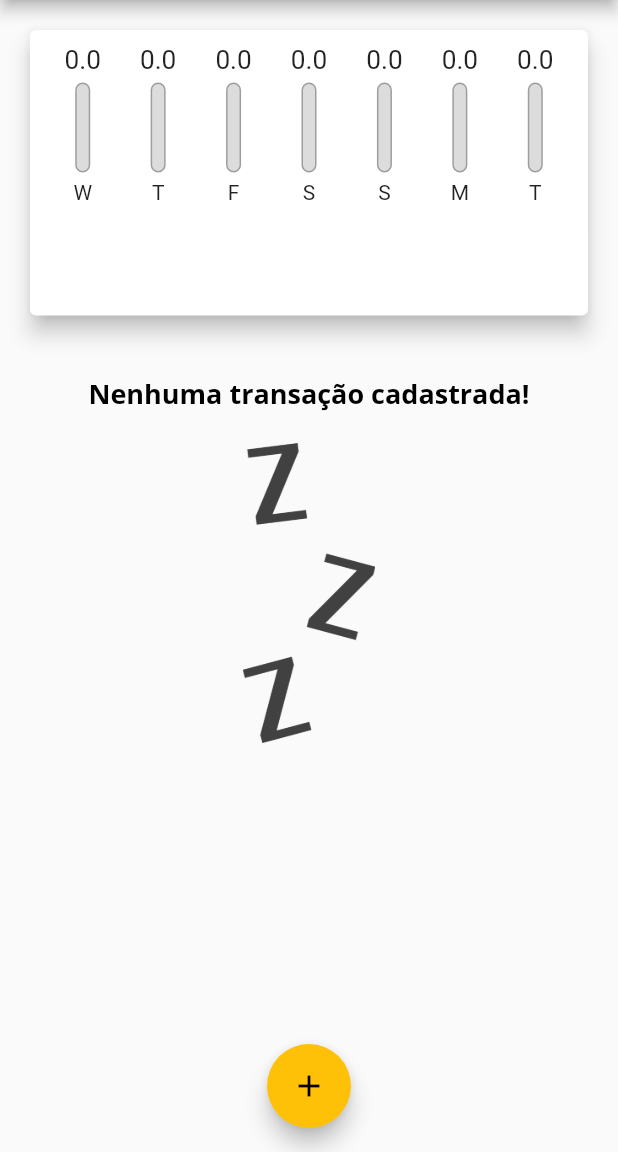
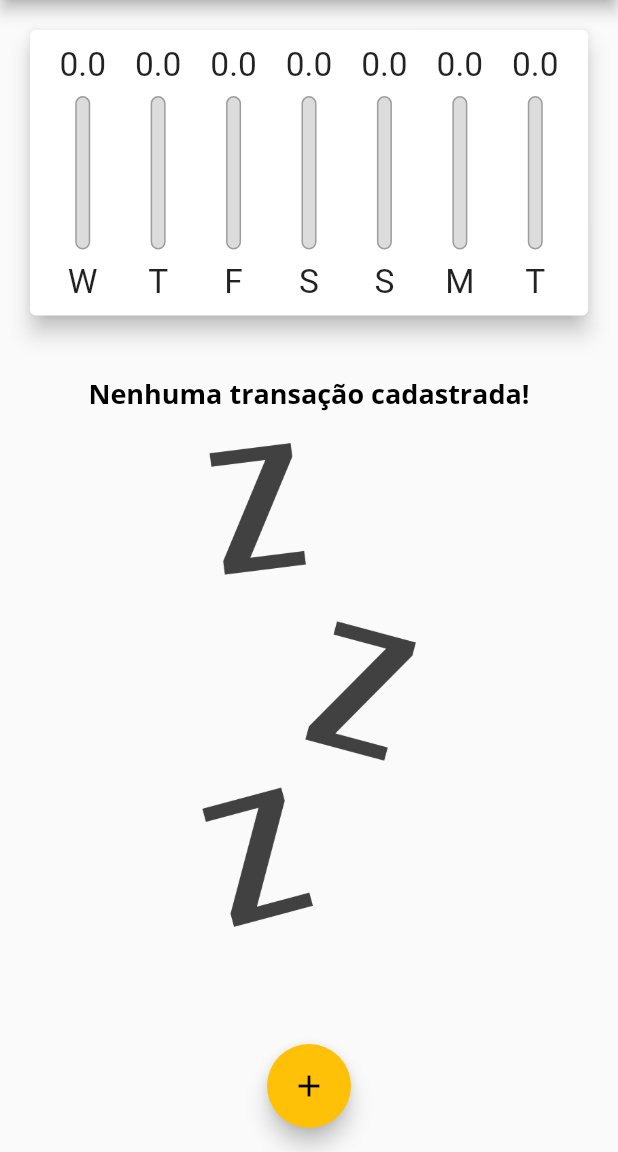
Before and after one commit to mfelicianosousa/Expenses, a Flutter app: the screen it shows after launch, on a phone screen of 412 x 824 dp, the part 84-1236 px from its top. Run offline on Flutter 3.47's test engine with Material 2 defaults, Android fonts, the phone set to English and light mode, and no system bars.

Commit message:
Orientação suportada e Modo Paisagem

```diff
--- a/lib/components/chart_bar.dart
+++ b/lib/components/chart_bar.dart
@@ -14,17 +14,21 @@ class ChartBar extends StatelessWidget {
 
   @override
   Widget build(BuildContext context) {
+    return LayoutBuilder(
+      builder: (ctx, constraints) {
         return Column(
           children: <Widget>[
             Container(
-          height: 20,
+              height: constraints.maxHeight * 0.15,
               child: FittedBox(
                 child: Text('${value!.toStringAsFixed(1)}'),
               ),
             ),
-        const SizedBox(height: 5),
+            SizedBox(
+              height: constraints.maxHeight * 0.05,
+            ),
             Container(
-          height: 60,
+              height: constraints.maxHeight * 0.6,
               width: 10,
               child: Stack(alignment: Alignment.bottomCenter, children: [
                 Container(
@@ -45,9 +49,16 @@ class ChartBar extends StatelessWidget {
                 ),
               ]),
             ),
-        const SizedBox(height: 5),
-        Text(label!),
+            SizedBox(height: constraints.maxHeight * 0.05),
+            Container(
+              height: constraints.maxHeight * 0.15,
+              child: FittedBox(
+                child: Text(label!),
+              ),
+            ),
           ],
+        );
+      },
     );
   }
 }
--- a/lib/components/transaction_list.dart
+++ b/lib/components/transaction_list.dart
@@ -11,20 +11,24 @@ class TransactionList extends StatelessWidget {
   @override
   Widget build(BuildContext context) {
     return transactions.isEmpty
-        ? Column(
+        ? LayoutBuilder(
+            builder: (context, constraints) {
+              return Column(
                 children: <Widget>[
-              const SizedBox(height: 20),
+                  SizedBox(height: 20),
                   Text(
                     'Nenhuma transação cadastrada!',
                     style: Theme.of(context).textTheme.titleLarge,
                   ),
-              const SizedBox(height: 20),
+                  SizedBox(height: 20),
                   Container(
-                height: 200,
+                    height: constraints.maxHeight * 0.6,
                     child: Image.asset('assets/images/waiting.png',
                         fit: BoxFit.cover),
                   ),
                 ],
+              );
+            },
           )
         : ListView.builder(
             itemCount: transactions.length,
--- a/lib/main.dart
+++ b/lib/main.dart
@@ -11,8 +11,6 @@ main() => runApp(ExpensesApp());
 class ExpensesApp extends StatelessWidget {
   @override
   Widget build(BuildContext context) {
-    //final ThemeData tema = ThemeData();
-
     return MaterialApp(
       home: MyHomePage(),
       theme: ThemeData(
@@ -51,6 +49,7 @@ class MyHomePage extends StatefulWidget {
 
 class _MyHomePageState extends State<MyHomePage> {
   final List<Transaction> _transactions = [];
+  bool _showChart = false;
 
   List<Transaction> get _recentTransactions {
     return _transactions.where((tr) {
@@ -92,13 +91,25 @@ class _MyHomePageState extends State<MyHomePage> {
 
   @override
   Widget build(BuildContext context) {
+    bool isLandscape =
+        MediaQuery.of(context).orientation == Orientation.landscape;
+
     final appBar = AppBar(
-      title: const Text("Despesas Pessoais"),
+      title: Text("Despesas Pessoais"),
       actions: <Widget>[
+        if (isLandscape)
+          IconButton(
+            icon: Icon(_showChart ? Icons.list : Icons.show_chart),
+            onPressed: () {
+              setState(() {
+                _showChart = !_showChart;
+              });
+            },
+          ),
         IconButton(
           icon: Icon(Icons.add),
           onPressed: () => _openTransactionFormModal(context),
-        )
+        ),
       ],
     );
     final availableHeight = MediaQuery.of(context).size.height -
@@ -109,14 +120,31 @@ class _MyHomePageState extends State<MyHomePage> {
       appBar: appBar,
       body: SingleChildScrollView(
         child: Column(
-          crossAxisAlignment: CrossAxisAlignment.center,
+          crossAxisAlignment: CrossAxisAlignment.stretch,
           children: <Widget>[
+            // if (isLandscape)
+            //   Row(
+            //     mainAxisAlignment: MainAxisAlignment.center,
+            //     children: <Widget>[
+            //       Text('Exibir Gráfico'),
+            //       Switch(
+            //         value: _showChart,
+            //         onChanged: (value) {
+            //           setState(() {
+            //             _showChart = value;
+            //           });
+            //         },
+            //       ),
+            //     ],
+            //   ),
+            if (_showChart || !isLandscape)
               Container(
-              height: availableHeight * 0.3,
+                height: availableHeight * (isLandscape ? 0.7 : 0.30),
                 child: Chart(_recentTransactions),
               ),
+            if (!_showChart || !isLandscape)
               Container(
-              height: availableHeight * 0.7,
+                height: availableHeight * 0.70,
                 child: TransactionList(_transactions, _removeTransaction),
               ),
           ],
```
Lines whose indentation alone changed are shown as unchanged.
